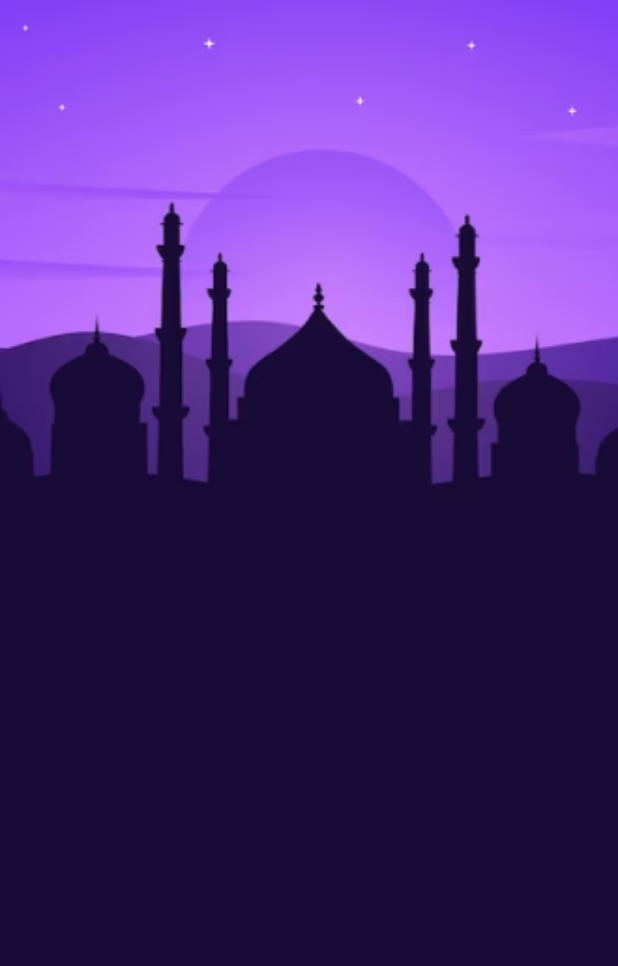
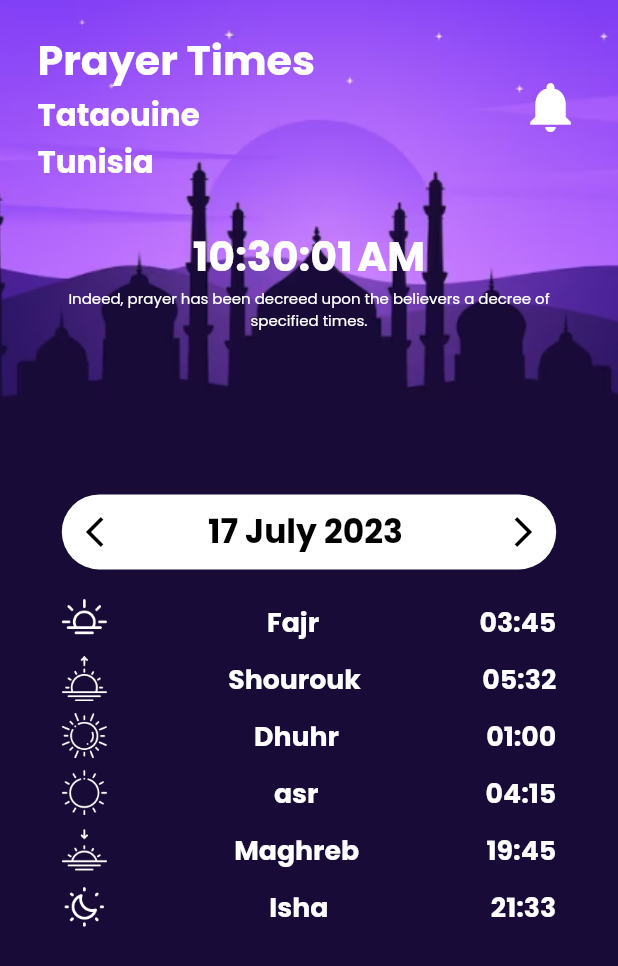
Before and after one commit to Souhaibbek/my_quran, a Flutter app: the PrayerView screen opened by its route, on a phone screen of 412 x 824 dp. Shown: the top 966 px of the screen. Run offline on Flutter 3.47's test engine with Material 2 defaults, Android fonts, the phone set to English and light mode, and no system bars; our stand-ins replace bloc, dartz, dio, flutter_bloc, flutter_svg, get_it and 5 more; accounts and stored records are empty.

Commit message:
finish_prayer_times_ui

```diff
--- a/lib/core/utils/assets.dart
+++ b/lib/core/utils/assets.dart
@@ -8,4 +8,12 @@ class ImagesAssets {
   static const backgroundAya = 'assets/img/backgroundAya.png';
   static const besmellah = 'assets/img/besmellah.png';
   static const prayBackground = 'assets/img/prayBackground.png';
+
+  // PrayersIcons
+  static const fajr = 'assets/icons/fajr.png';
+  static const sunrise = 'assets/icons/sunrise.png';
+  static const dhuhr = 'assets/icons/dhuhr.png';
+  static const asr = 'assets/icons/asr.png';
+  static const maghreb = 'assets/icons/maghreb.png';
+  static const isha = 'assets/icons/isha.png';
 }
--- a/lib/core/utils/styles.dart
+++ b/lib/core/utils/styles.dart
@@ -71,4 +71,19 @@ abstract class Styles {
       fontWeight: FontWeight.w500,
       fontFamily: kPoppins,
       color: AppColors.kWhiteColor);
+  static final titleBold20 = TextStyle(
+      fontSize: 20.sp,
+      fontWeight: FontWeight.w700,
+      fontFamily: kPoppins,
+      color: AppColors.kWhiteColor);
+  static final titleBold16Black = TextStyle(
+      fontSize: 16.sp,
+      fontWeight: FontWeight.w700,
+      fontFamily: kPoppins,
+      color: AppColors.kBlackColor);
+  static final text13w700 = TextStyle(
+      fontSize: 13.sp,
+      fontWeight: FontWeight.w700,
+      fontFamily: kPoppins,
+      color: AppColors.kWhiteColor);
 }
--- a/lib/features/home/presentation/views/widgets/custom_appbar.dart
+++ b/lib/features/home/presentation/views/widgets/custom_appbar.dart
@@ -13,9 +13,6 @@ class CustomAppBar extends StatelessWidget {
 
   @override
   Widget build(BuildContext context) {
-    return StreamBuilder(
-      stream: Stream.periodic(const Duration(seconds: 1)),
-      builder: (context, snapshot) {
     return SizedBox(
       // height: MediaQuery.of(context).size.height / 2.5,
       child: Stack(
@@ -38,7 +35,9 @@ class CustomAppBar extends StatelessWidget {
               child: Column(
                 crossAxisAlignment: CrossAxisAlignment.start,
                 children: [
-                      Column(
+                  StreamBuilder(
+                    stream: Stream.periodic(const Duration(seconds: 1)),
+                    builder: (context, snapshot) => Column(
                       mainAxisAlignment: MainAxisAlignment.spaceBetween,
                       crossAxisAlignment: CrossAxisAlignment.start,
                       children: [
@@ -63,9 +62,10 @@ class CustomAppBar extends StatelessWidget {
                         ),
                       ],
                     ),
+                  ),
                   const SizedBox(height: 30),
                   CustomButton(
-                        text: 'Shubuh 4:17 AM',
+                    text: 'Prayer times',
                     radius: 7.0,
                     height: 30,
                     width: 120,
@@ -80,7 +80,5 @@ class CustomAppBar extends StatelessWidget {
         ],
       ),
     );
-      },
-    );
   }
 }
--- /dev/null
+++ b/lib/features/prayer/widgets/custom_prayer_appbar.dart
@@ -0,0 +1,90 @@
+import 'package:flutter/material.dart';
+import 'package:intl/intl.dart';
+import 'package:my_quran/core/utils/assets.dart';
+import 'package:my_quran/core/utils/colors.dart';
+import 'package:my_quran/core/utils/styles.dart';
+import 'package:sizer/sizer.dart';
+
+class CustomPrayerTimesAppBar extends StatelessWidget {
+  const CustomPrayerTimesAppBar({
+    super.key,
+  });
+
+  @override
+  Widget build(BuildContext context) {
+    return StreamBuilder(
+      stream: Stream.periodic(const Duration(seconds: 1)),
+      builder: (context, snapshot) => Container(
+        height: MediaQuery.of(context).size.height * 0.4,
+        width: MediaQuery.of(context).size.width,
+        decoration: const BoxDecoration(
+            image: DecorationImage(
+          image: AssetImage(
+            ImagesAssets.prayBackground,
+          ),
+          fit: BoxFit.cover,
+        )),
+        child: Padding(
+          padding: const EdgeInsets.fromLTRB(25.0, 20.0, 25.0, 10.0),
+          child: Column(
+            children: [
+              Row(
+                crossAxisAlignment: CrossAxisAlignment.center,
+                mainAxisAlignment: MainAxisAlignment.spaceBetween,
+                children: [
+                  Column(
+                    crossAxisAlignment: CrossAxisAlignment.start,
+                    children: [
+                      Text(
+                        'Prayer Times',
+                        style: Styles.titleBold20,
+                      ),
+                      Text(
+                        'Tataouine',
+                        style: Styles.titleBold20.copyWith(
+                          fontSize: 15.sp,
+                        ),
+                      ),
+                      Text(
+                        'Tunisia',
+                        style: Styles.titleBold20.copyWith(
+                          fontSize: 15.sp,
+                        ),
+                      ),
+                    ],
+                  ),
+                  const InkWell(
+                    child: Icon(
+                      Icons.notifications,
+                      color: AppColors.kWhiteColor,
+                      size: 40,
+                    ),
+                  ),
+                ],
+              ),
+              SizedBox(
+                height: 20.sp,
+              ),
+              Column(
+                crossAxisAlignment: CrossAxisAlignment.center,
+                children: [
+                  Text(
+                    DateFormat().add_jms().format(DateTime.now()),
+                    textAlign: TextAlign.left,
+                    style: Styles.titleBold20,
+                  ),
+                  Text(
+                    'Indeed, prayer has been decreed upon the believers a decree of specified times.',
+                    style: Styles.ayahTextEn
+                        .copyWith(fontSize: 10, color: AppColors.kWhiteColor),
+                    textAlign: TextAlign.center,
+                  ),
+                ],
+              ),
+            ],
+          ),
+        ),
+      ),
+    );
+  }
+}
--- /dev/null
+++ b/lib/features/prayer/widgets/custom_prayer_item.dart
@@ -0,0 +1,40 @@
+import 'package:flutter/material.dart';
+import 'package:my_quran/core/utils/colors.dart';
+import 'package:my_quran/core/utils/styles.dart';
+
+class CustomPrayerItem extends StatelessWidget {
+  final String icons;
+  final String name;
+  final String time;
+  const CustomPrayerItem({
+    super.key,
+    required this.icons,
+    required this.name,
+    required this.time,
+  });
+
+  @override
+  Widget build(BuildContext context) {
+    return SizedBox(
+      width: MediaQuery.of(context).size.width * 0.8,
+      child: Row(
+        mainAxisAlignment: MainAxisAlignment.spaceBetween,
+        children: [
+          Image.asset(
+            icons,
+            height: 30,
+            color: AppColors.kWhiteColor,
+          ),
+          Text(
+            name,
+            style: Styles.text13w700,
+          ),
+          Text(
+            time,
+            style: Styles.text13w700,
+          ),
+        ],
+      ),
+    );
+  }
+}
--- a/lib/features/prayer/widgets/prayer_body_view.dart
+++ b/lib/features/prayer/widgets/prayer_body_view.dart
@@ -1,27 +1,112 @@
 import 'package:flutter/material.dart';
+import 'package:intl/intl.dart';
 import 'package:my_quran/core/utils/assets.dart';
+import 'package:my_quran/core/utils/colors.dart';
+import 'package:my_quran/core/utils/styles.dart';
+import 'custom_prayer_appbar.dart';
+import 'custom_prayer_item.dart';
 
 class PrayerViewBody extends StatelessWidget {
   const PrayerViewBody({super.key});
 
   @override
   Widget build(BuildContext context) {
-    return Column(children: [
-      Container(
-        height: MediaQuery.of(context).size.height * 0.5,
-        width: MediaQuery.of(context).size.width,
-        decoration: const BoxDecoration(
-            image: DecorationImage(
-          image: AssetImage(
-            ImagesAssets.prayBackground,
+    return SafeArea(
+      child: Column(
+        children: [
+          const CustomPrayerTimesAppBar(),
+          SizedBox(
+            child: Column(
+              children: [
+                Container(
+                  width: MediaQuery.of(context).size.width * 0.8,
+                  height: 50,
+                  decoration: BoxDecoration(
+                    borderRadius: BorderRadius.circular(36),
+                    color: AppColors.kWhiteColor,
+                  ),
+                  child: Padding(
+                    padding: const EdgeInsets.symmetric(horizontal: 10.0),
+                    child: Row(
+                      mainAxisAlignment: MainAxisAlignment.spaceBetween,
+                      children: [
+                        InkWell(
+                          onTap: () {},
+                          child: const Icon(
+                            Icons.arrow_back_ios_new,
+                            color: AppColors.kBlackColor,
+                          ),
+                        ),
+                        Center(
+                          child: Text(
+                            DateFormat('d MMMM yyyy ').format(DateTime.now()),
+                            style: Styles.titleBold16Black,
+                          ),
+                        ),
+                        InkWell(
+                          onTap: () {},
+                          child: const Icon(
+                            Icons.arrow_forward_ios,
+                            color: AppColors.kBlackColor,
+                          ),
+                        ),
+                      ],
+                    ),
+                  ),
+                ),
+                const SizedBox(
+                  height: 20,
+                ),
+                const CustomPrayerItem(
+                  icons: ImagesAssets.fajr,
+                  name: 'Fajr',
+                  time: '03:45',
+                ),
+                const SizedBox(
+                  height: 8,
+                ),
+                const CustomPrayerItem(
+                  icons: ImagesAssets.sunrise,
+                  name: 'Shourouk',
+                  time: '05:32',
+                ),
+                const SizedBox(
+                  height: 8,
+                ),
+                const CustomPrayerItem(
+                  icons: ImagesAssets.dhuhr,
+                  name: 'Dhuhr',
+                  time: '01:00',
+                ),
+                const SizedBox(
+                  height: 8,
+                ),
+                const CustomPrayerItem(
+                  icons: ImagesAssets.asr,
+                  name: 'asr',
+                  time: '04:15',
+                ),
+                const SizedBox(
+                  height: 8,
+                ),
+                const CustomPrayerItem(
+                  icons: ImagesAssets.maghreb,
+                  name: 'Maghreb',
+                  time: '19:45',
+                ),
+                const SizedBox(
+                  height: 8,
+                ),
+                const CustomPrayerItem(
+                  icons: ImagesAssets.isha,
+                  name: 'Isha',
+                  time: '21:33',
+                ),
+              ],
+            ),
           ),
-          fit: BoxFit.cover,
-        )),
-        child: const Column(
-          mainAxisAlignment: MainAxisAlignment.center,
-          children: [],
-        ),
+        ],
       ),
-    ]);
+    );
   }
 }
--- a/pubspec.yaml
+++ b/pubspec.yaml
@@ -65,6 +65,7 @@ flutter:
 
   assets:
     - assets/img/
+    - assets/icons/
 
   fonts:
     - family: Amiri
```
Also changed, not shown: assets/icons/asr.png (added), assets/icons/dhuhr.png (added), assets/icons/fajr.png (added), assets/icons/isha.png (added), assets/icons/maghreb.png (added), assets/icons/sunrise.png (added). Lines whose indentation alone changed are shown as unchanged.
